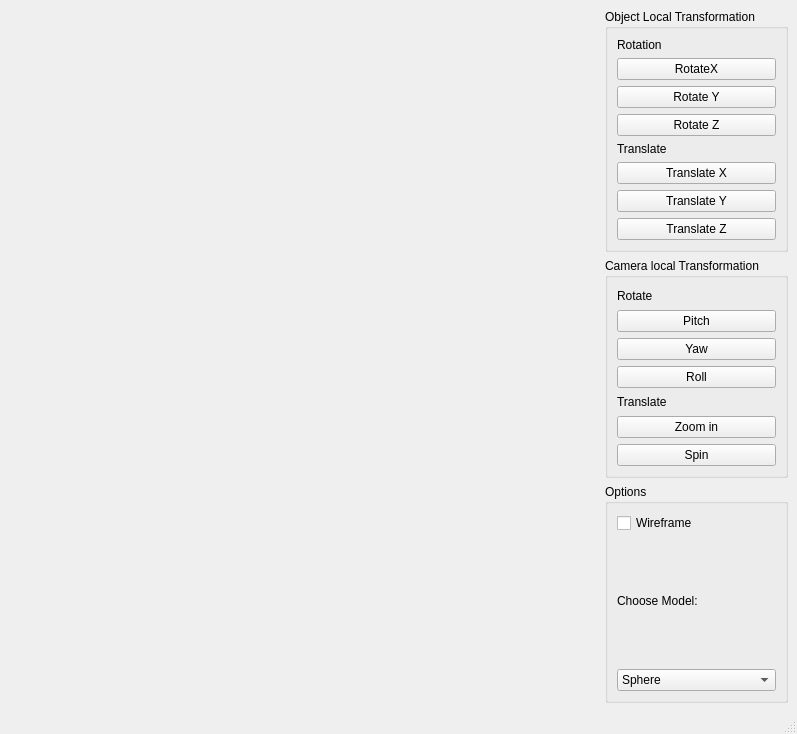
Qt form ui/mainwindow.ui (sora-M31/QAnt) before a commit.
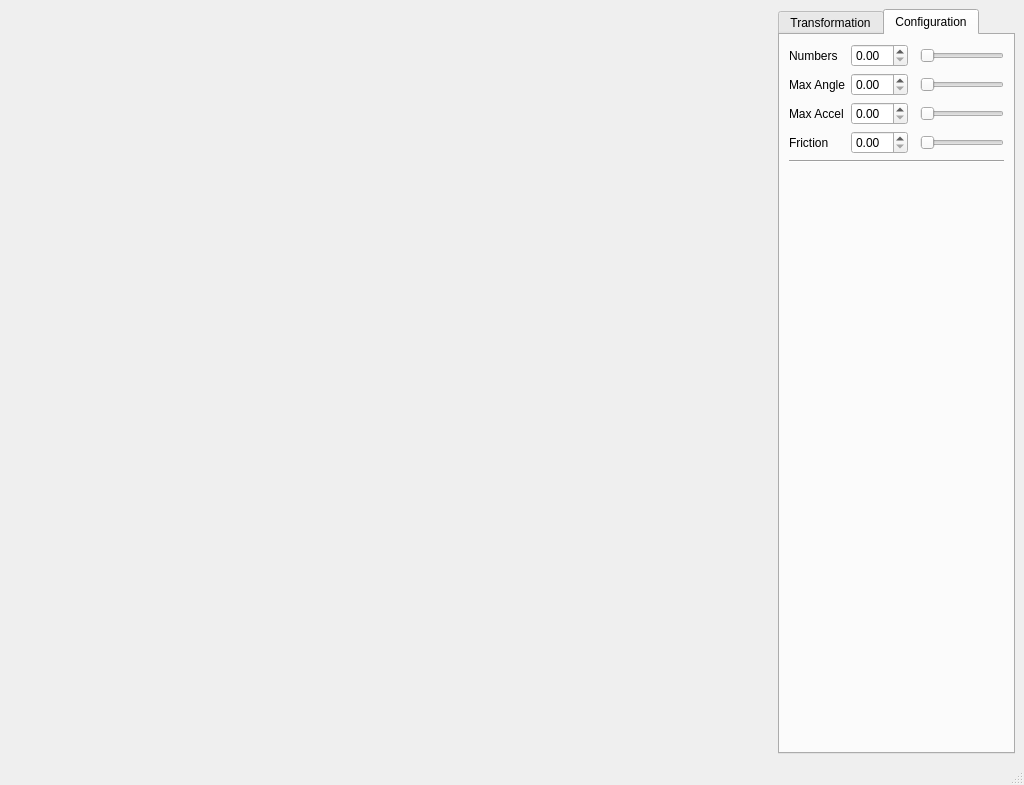
The same form after that commit. The open tabs and pages were chosen to show the change.

Commit message: Fix anglebetween func in vector, add tabs in ui

```diff
--- a/ui/mainwindow.ui
+++ b/ui/mainwindow.ui
@@ -6,8 +6,8 @@
    <rect>
     <x>0</x>
     <y>0</y>
-    <width>797</width>
-    <height>734</height>
+    <width>1024</width>
+    <height>785</height>
    </rect>
   </property>
   <property name="windowTitle">
@@ -28,65 +28,29 @@
       </property>
      </spacer>
     </item>
-    <item row="1" column="1">
-     <widget class="QGroupBox" name="s_camTransGB">
-      <property name="title">
-       <string>Camera local Transformation</string>
+    <item row="0" column="2">
+     <widget class="QTabWidget" name="tabWidget">
+      <property name="enabled">
+       <bool>true</bool>
       </property>
-      <layout class="QGridLayout" name="gridLayout_3">
+      <property name="sizePolicy">
+       <sizepolicy hsizetype="Preferred" vsizetype="Preferred">
+        <horstretch>0</horstretch>
+        <verstretch>0</verstretch>
+       </sizepolicy>
+      </property>
+      <property name="acceptDrops">
+       <bool>false</bool>
+      </property>
+      <property name="currentIndex">
+       <number>0</number>
+      </property>
+      <widget class="QWidget" name="tab_13">
+       <attribute name="title">
+        <string>Transformation</string>
+       </attribute>
+       <layout class="QGridLayout" name="gridLayout_4">
        <item row="0" column="0">
-        <widget class="QLabel" name="label_5">
-         <property name="text">
-          <string>Rotate</string>
-         </property>
-        </widget>
-       </item>
-       <item row="6" column="0">
-        <widget class="QLabel" name="label_6">
-         <property name="text">
-          <string>Translate</string>
-         </property>
-        </widget>
-       </item>
-       <item row="2" column="0">
-        <widget class="QPushButton" name="m_pitch">
-         <property name="text">
-          <string>Pitch</string>
-         </property>
-        </widget>
-       </item>
-       <item row="7" column="0">
-        <widget class="QPushButton" name="m_zoom">
-         <property name="text">
-          <string>Zoom in</string>
-         </property>
-        </widget>
-       </item>
-       <item row="8" column="0">
-        <widget class="QPushButton" name="m_spin">
-         <property name="text">
-          <string>Spin</string>
-         </property>
-        </widget>
-       </item>
-       <item row="4" column="0">
-        <widget class="QPushButton" name="m_roll">
-         <property name="text">
-          <string>Roll</string>
-         </property>
-        </widget>
-       </item>
-       <item row="3" column="0">
-        <widget class="QPushButton" name="m_yaw">
-         <property name="text">
-          <string>Yaw</string>
-         </property>
-        </widget>
-       </item>
-      </layout>
-     </widget>
-    </item>
-    <item row="0" column="1">
      <widget class="QGroupBox" name="s_objTransGB">
       <property name="title">
        <string>Object Local Transformation</string>
@@ -99,49 +63,49 @@
          </property>
         </widget>
        </item>
-       <item row="2" column="0">
+           <item row="1" column="0">
         <widget class="QPushButton" name="m_rotX">
          <property name="text">
           <string>RotateX</string>
          </property>
         </widget>
        </item>
-       <item row="3" column="0">
+           <item row="2" column="0">
         <widget class="QPushButton" name="m_rotY">
          <property name="text">
           <string>Rotate Y</string>
          </property>
         </widget>
        </item>
-       <item row="8" column="0">
+           <item row="3" column="0">
+            <widget class="QPushButton" name="m_rotZ">
+             <property name="text">
+              <string>Rotate Z</string>
+             </property>
+            </widget>
+           </item>
+           <item row="4" column="0">
+            <widget class="QLabel" name="label_2">
+             <property name="text">
+              <string>Translate</string>
+             </property>
+            </widget>
+           </item>
+           <item row="5" column="0">
         <widget class="QPushButton" name="m_transX">
          <property name="text">
           <string>Translate X</string>
          </property>
         </widget>
        </item>
-       <item row="10" column="0">
+           <item row="6" column="0">
         <widget class="QPushButton" name="m_transY">
          <property name="text">
           <string>Translate Y</string>
          </property>
         </widget>
        </item>
-       <item row="6" column="0">
-        <widget class="QLabel" name="label_2">
-         <property name="text">
-          <string>Translate</string>
-         </property>
-        </widget>
-       </item>
-       <item row="4" column="0">
-        <widget class="QPushButton" name="m_rotZ">
-         <property name="text">
-          <string>Rotate Z</string>
-         </property>
-        </widget>
-       </item>
-       <item row="11" column="0">
+           <item row="7" column="0">
         <widget class="QPushButton" name="m_transZ">
          <property name="text">
           <string>Translate Z</string>
@@ -151,7 +115,65 @@
       </layout>
      </widget>
     </item>
-    <item row="2" column="1">
+        <item row="1" column="0">
+         <widget class="QGroupBox" name="s_camTransGB">
+          <property name="title">
+           <string>Camera local Transformation</string>
+          </property>
+          <layout class="QGridLayout" name="gridLayout_3">
+           <item row="6" column="0">
+            <widget class="QLabel" name="label_6">
+             <property name="text">
+              <string>Translate</string>
+             </property>
+            </widget>
+           </item>
+           <item row="2" column="0">
+            <widget class="QPushButton" name="m_pitch">
+             <property name="text">
+              <string>Pitch</string>
+             </property>
+            </widget>
+           </item>
+           <item row="7" column="0">
+            <widget class="QPushButton" name="m_zoom">
+             <property name="text">
+              <string>Zoom in</string>
+             </property>
+            </widget>
+           </item>
+           <item row="8" column="0">
+            <widget class="QPushButton" name="m_spin">
+             <property name="text">
+              <string>Spin</string>
+             </property>
+            </widget>
+           </item>
+           <item row="4" column="0">
+            <widget class="QPushButton" name="m_roll">
+             <property name="text">
+              <string>Roll</string>
+             </property>
+            </widget>
+           </item>
+           <item row="3" column="0">
+            <widget class="QPushButton" name="m_yaw">
+             <property name="text">
+              <string>Yaw</string>
+             </property>
+            </widget>
+           </item>
+           <item row="0" column="0">
+            <widget class="QLabel" name="label_5">
+             <property name="text">
+              <string>Rotate</string>
+             </property>
+            </widget>
+           </item>
+          </layout>
+         </widget>
+        </item>
+        <item row="2" column="0">
      <widget class="QGroupBox" name="s_optGB">
       <property name="title">
        <string>Options</string>
@@ -190,7 +212,113 @@
          </property>
         </widget>
        </item>
-      </layout>
+           <item row="0" column="0">
+            <widget class="QCheckBox" name="m_wireframeCheck">
+             <property name="text">
+              <string>Wireframe</string>
+             </property>
+            </widget>
+           </item>
+          </layout>
+         </widget>
+        </item>
+       </layout>
+      </widget>
+      <widget class="QWidget" name="tab_14">
+       <attribute name="title">
+        <string>Configuration</string>
+       </attribute>
+       <layout class="QGridLayout" name="gridLayout_5">
+        <item row="0" column="3">
+         <widget class="QSlider" name="horizontalSlider">
+          <property name="orientation">
+           <enum>Qt::Horizontal</enum>
+          </property>
+         </widget>
+        </item>
+        <item row="0" column="0">
+         <widget class="QLabel" name="label_3">
+          <property name="text">
+           <string>Numbers</string>
+          </property>
+         </widget>
+        </item>
+        <item row="1" column="0">
+         <widget class="QLabel" name="label_7">
+          <property name="text">
+           <string>Max Angle</string>
+          </property>
+         </widget>
+        </item>
+        <item row="1" column="3">
+         <widget class="QSlider" name="horizontalSlider_2">
+          <property name="orientation">
+           <enum>Qt::Horizontal</enum>
+          </property>
+         </widget>
+        </item>
+        <item row="3" column="0">
+         <widget class="QLabel" name="label_8">
+          <property name="text">
+           <string>Friction</string>
+          </property>
+         </widget>
+        </item>
+        <item row="6" column="0" colspan="4">
+         <spacer name="verticalSpacer">
+          <property name="orientation">
+           <enum>Qt::Vertical</enum>
+          </property>
+          <property name="sizeHint" stdset="0">
+           <size>
+            <width>20</width>
+            <height>40</height>
+           </size>
+          </property>
+         </spacer>
+        </item>
+        <item row="3" column="3">
+         <widget class="QSlider" name="horizontalSlider_3">
+          <property name="orientation">
+           <enum>Qt::Horizontal</enum>
+          </property>
+         </widget>
+        </item>
+        <item row="5" column="0" colspan="4">
+         <widget class="Line" name="line">
+          <property name="orientation">
+           <enum>Qt::Horizontal</enum>
+          </property>
+         </widget>
+        </item>
+        <item row="3" column="1">
+         <widget class="QDoubleSpinBox" name="doubleSpinBox_3"/>
+        </item>
+        <item row="1" column="1">
+         <widget class="QDoubleSpinBox" name="doubleSpinBox_2"/>
+        </item>
+        <item row="0" column="1">
+         <widget class="QDoubleSpinBox" name="doubleSpinBox"/>
+        </item>
+        <item row="2" column="0">
+         <widget class="QLabel" name="label_9">
+          <property name="text">
+           <string>Max Accel</string>
+          </property>
+         </widget>
+        </item>
+        <item row="2" column="1">
+         <widget class="QDoubleSpinBox" name="doubleSpinBox_4"/>
+        </item>
+        <item row="2" column="3">
+         <widget class="QSlider" name="horizontalSlider_4">
+          <property name="orientation">
+           <enum>Qt::Horizontal</enum>
+          </property>
+         </widget>
+        </item>
+       </layout>
+      </widget>
      </widget>
     </item>
    </layout>
```
Left out of the diff: 9 changed lines with no effect on the pictures. Lines whose indentation alone changed are shown as unchanged. The commit also changes 3 other files.
